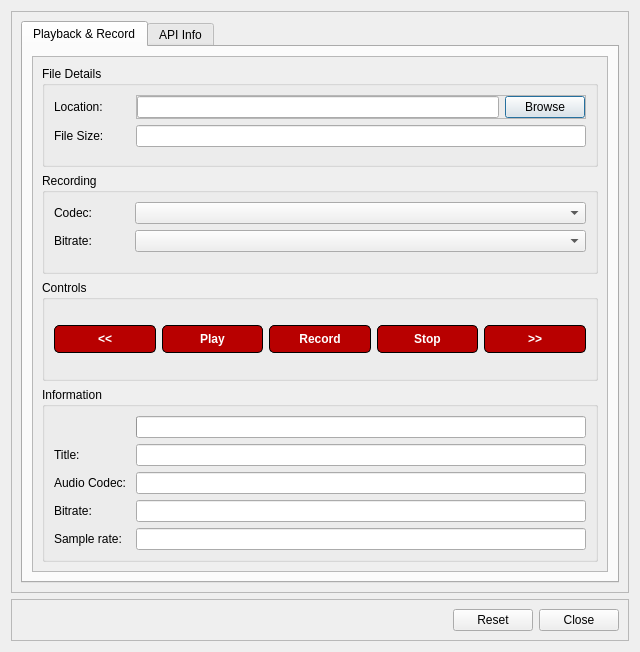
Above: src/ui/gkaudioplaydialog.ui from GekkoFyre/small-world-deluxe before the change. Below: the same form after it.
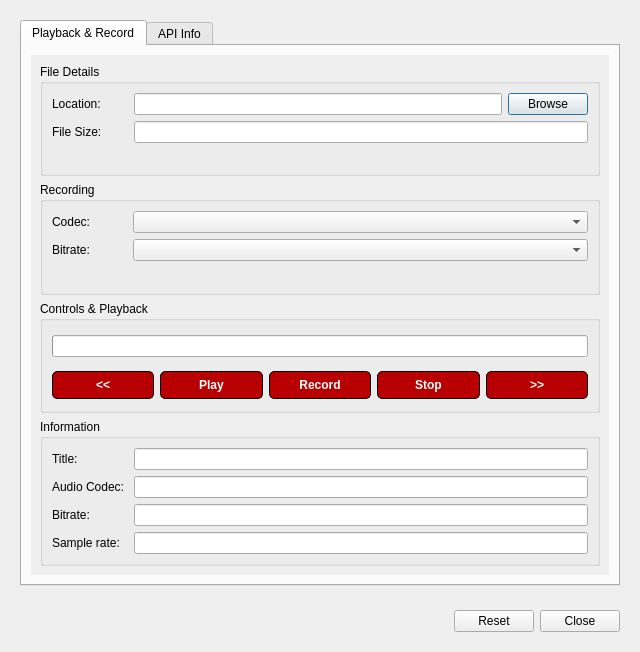
That is the form after the change.

Commit message: * Cleaned up `src/defines.hpp`. * Improved how the Audio Playback/Recording dialog appears to the end-user.

```diff
--- a/src/ui/gkaudioplaydialog.ui
+++ b/src/ui/gkaudioplaydialog.ui
@@ -23,10 +23,10 @@
    <item>
     <widget class="QFrame" name="frame_container_audio">
      <property name="frameShape">
-      <enum>QFrame::StyledPanel</enum>
+      <enum>QFrame::NoFrame</enum>
      </property>
      <property name="frameShadow">
-      <enum>QFrame::Raised</enum>
+      <enum>QFrame::Plain</enum>
      </property>
      <layout class="QVBoxLayout" name="verticalLayout_2">
       <item>
@@ -41,6 +41,9 @@
          <layout class="QVBoxLayout" name="verticalLayout_3">
           <item>
            <widget class="QScrollArea" name="scrollArea">
+            <property name="frameShape">
+             <enum>QFrame::NoFrame</enum>
+            </property>
             <property name="frameShadow">
              <enum>QFrame::Plain</enum>
             </property>
@@ -50,13 +53,16 @@
             <property name="widgetResizable">
              <bool>true</bool>
             </property>
+            <property name="alignment">
+             <set>Qt::AlignCenter</set>
+            </property>
             <widget class="QWidget" name="scrollAreaWidgetContents">
              <property name="geometry">
               <rect>
                <x>0</x>
                <y>0</y>
-               <width>596</width>
-               <height>543</height>
+               <width>600</width>
+               <height>549</height>
               </rect>
              </property>
              <layout class="QVBoxLayout" name="verticalLayout_4">
@@ -76,10 +82,10 @@
                  <item row="0" column="1">
                   <widget class="QFrame" name="frame_playback_file_location">
                    <property name="frameShape">
-                    <enum>QFrame::StyledPanel</enum>
+                    <enum>QFrame::NoFrame</enum>
                    </property>
                    <property name="frameShadow">
-                    <enum>QFrame::Raised</enum>
+                    <enum>QFrame::Plain</enum>
                    </property>
                    <layout class="QHBoxLayout" name="horizontalLayout_2">
                     <property name="leftMargin">
@@ -142,7 +148,14 @@
                   </widget>
                  </item>
                  <item row="0" column="1">
-                  <widget class="QComboBox" name="comboBox_playback_rec_codec"/>
+                  <widget class="QComboBox" name="comboBox_playback_rec_codec">
+                   <property name="sizePolicy">
+                    <sizepolicy hsizetype="MinimumExpanding" vsizetype="Fixed">
+                     <horstretch>0</horstretch>
+                     <verstretch>0</verstretch>
+                    </sizepolicy>
+                   </property>
+                  </widget>
                  </item>
                  <item row="1" column="0">
                   <widget class="QLabel" name="label_playback_rec_bitrate">
@@ -152,7 +165,14 @@
                   </widget>
                  </item>
                  <item row="1" column="1">
-                  <widget class="QComboBox" name="comboBox_playback_rec_bitrate"/>
+                  <widget class="QComboBox" name="comboBox_playback_rec_bitrate">
+                   <property name="sizePolicy">
+                    <sizepolicy hsizetype="MinimumExpanding" vsizetype="Fixed">
+                     <horstretch>0</horstretch>
+                     <verstretch>0</verstretch>
+                    </sizepolicy>
+                   </property>
+                  </widget>
                  </item>
                 </layout>
                </widget>
@@ -160,9 +180,64 @@
               <item>
                <widget class="QGroupBox" name="groupBox_playback_controls">
                 <property name="title">
-                 <string>Controls</string>
+                 <string>Controls &amp;&amp; Playback</string>
                 </property>
-                <layout class="QHBoxLayout" name="horizontalLayout_3">
+                <layout class="QVBoxLayout" name="verticalLayout_7">
+                 <item>
+                  <widget class="QFrame" name="frame_playback_controls_top">
+                   <property name="frameShape">
+                    <enum>QFrame::NoFrame</enum>
+                   </property>
+                   <property name="frameShadow">
+                    <enum>QFrame::Plain</enum>
+                   </property>
+                   <layout class="QVBoxLayout" name="verticalLayout_6">
+                    <property name="leftMargin">
+                     <number>0</number>
+                    </property>
+                    <property name="topMargin">
+                     <number>0</number>
+                    </property>
+                    <property name="rightMargin">
+                     <number>0</number>
+                    </property>
+                    <property name="bottomMargin">
+                     <number>0</number>
+                    </property>
+                    <item>
+                     <widget class="QProgressBar" name="progressBar_playback">
+                      <property name="value">
+                       <number>0</number>
+                      </property>
+                      <property name="textVisible">
+                       <bool>false</bool>
+                      </property>
+                     </widget>
+                    </item>
+                   </layout>
+                  </widget>
+                 </item>
+                 <item>
+                  <widget class="QFrame" name="frame_playback_controls_bottom">
+                   <property name="frameShape">
+                    <enum>QFrame::NoFrame</enum>
+                   </property>
+                   <property name="frameShadow">
+                    <enum>QFrame::Plain</enum>
+                   </property>
+                   <layout class="QHBoxLayout" name="horizontalLayout_4">
+                    <property name="leftMargin">
+                     <number>0</number>
+                    </property>
+                    <property name="topMargin">
+                     <number>0</number>
+                    </property>
+                    <property name="rightMargin">
+                     <number>0</number>
+                    </property>
+                    <property name="bottomMargin">
+                     <number>0</number>
+                    </property>
                  <item>
                   <widget class="QPushButton" name="pushButton_playback_skip_back">
                    <property name="toolTip">
@@ -297,6 +372,9 @@
                 </layout>
                </widget>
               </item>
+                </layout>
+               </widget>
+              </item>
               <item>
                <widget class="QGroupBox" name="groupBox_playback_information">
                 <property name="title">
@@ -304,74 +382,51 @@
                 </property>
                 <layout class="QFormLayout" name="formLayout_2">
                  <item row="0" column="0">
-                  <spacer name="horizontalSpacer_6">
-                   <property name="orientation">
-                    <enum>Qt::Horizontal</enum>
-                   </property>
-                   <property name="sizeHint" stdset="0">
-                    <size>
-                     <width>40</width>
-                     <height>20</height>
-                    </size>
-                   </property>
-                  </spacer>
-                 </item>
-                 <item row="0" column="1">
-                  <widget class="QProgressBar" name="progressBar_playback">
-                   <property name="value">
-                    <number>0</number>
-                   </property>
-                   <property name="textVisible">
-                    <bool>false</bool>
-                   </property>
-                  </widget>
-                 </item>
-                 <item row="1" column="0">
                   <widget class="QLabel" name="label_playback_file_name">
                    <property name="text">
                     <string>Title: </string>
                    </property>
                   </widget>
                  </item>
-                 <item row="1" column="1">
+                 <item row="0" column="1">
                   <widget class="QLineEdit" name="lineEdit_playback_file_name"/>
                  </item>
-                 <item row="2" column="0">
+                 <item row="1" column="0">
                   <widget class="QLabel" name="label_playback_audio_codec">
                    <property name="text">
                     <string>Audio Codec: </string>
                    </property>
                   </widget>
                  </item>
-                 <item row="2" column="1">
+                 <item row="1" column="1">
                   <widget class="QLineEdit" name="lineEdit_playback_audio_codec">
                    <property name="readOnly">
                     <bool>true</bool>
                    </property>
                   </widget>
                  </item>
-                 <item row="3" column="0">
+                 <item row="2" column="0">
                   <widget class="QLabel" name="label_playback_bitrate">
                    <property name="text">
                     <string>Bitrate: </string>
                    </property>
                   </widget>
                  </item>
-                 <item row="3" column="1">
+                 <item row="2" column="1">
                   <widget class="QLineEdit" name="lineEdit_playback_bitrate">
                    <property name="readOnly">
                     <bool>true</bool>
                    </property>
                   </widget>
                  </item>
-                 <item row="4" column="0">
+                 <item row="3" column="0">
                   <widget class="QLabel" name="label_playback_sample_rate">
                    <property name="text">
                     <string>Sample rate: </string>
                    </property>
                   </widget>
                  </item>
-                 <item row="4" column="1">
+                 <item row="3" column="1">
                   <widget class="QLineEdit" name="lineEdit_playback_sample_rate"/>
                  </item>
                 </layout>
@@ -647,10 +702,10 @@
    <item>
     <widget class="QFrame" name="frame_buttons">
      <property name="frameShape">
-      <enum>QFrame::StyledPanel</enum>
+      <enum>QFrame::NoFrame</enum>
      </property>
      <property name="frameShadow">
-      <enum>QFrame::Raised</enum>
+      <enum>QFrame::Plain</enum>
      </property>
      <layout class="QHBoxLayout" name="horizontalLayout">
       <item>
```
Lines whose indentation alone changed are shown as unchanged. The commit also changes 1 other file.
